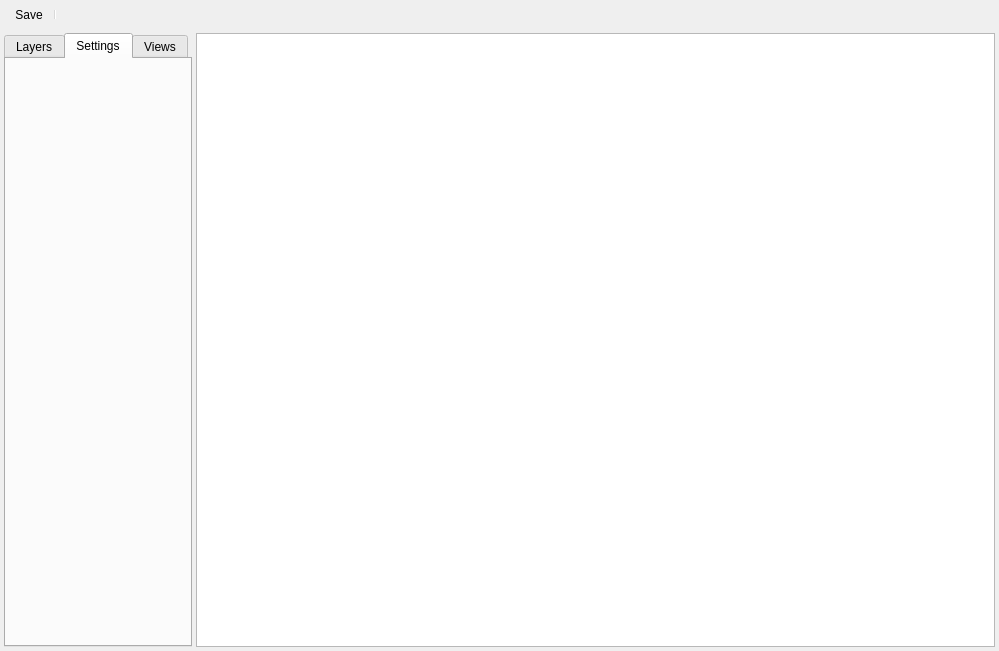
This is Editors/RoomEditor.ui in enigma-dev/RadialGM as Qt 5 draws it before an edit. The edited form follows.
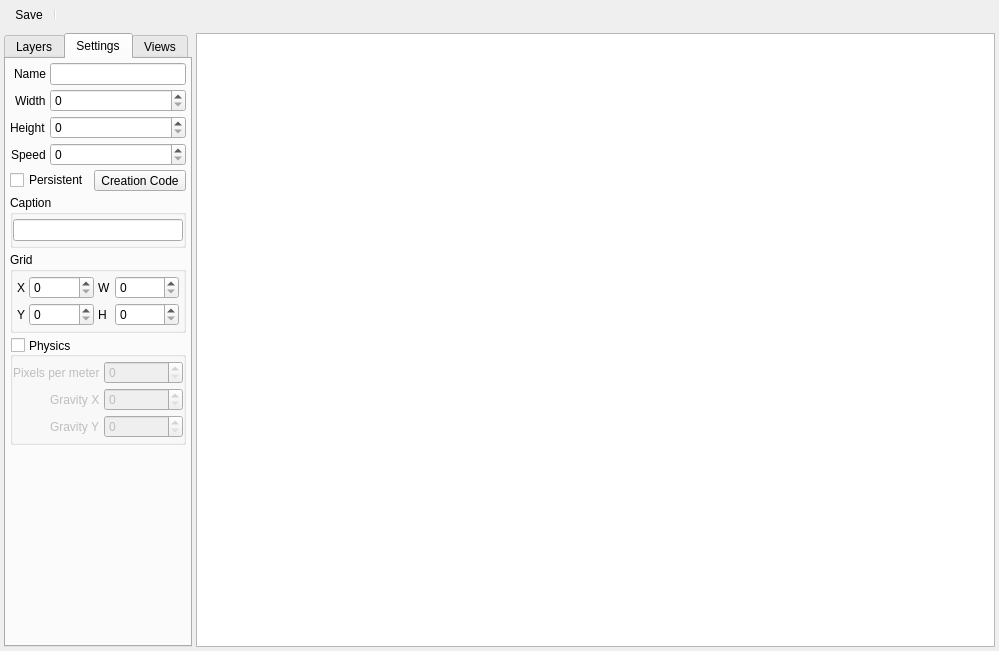
This is the edited form. The open tabs and pages were chosen to show the change. Icons and pictures are not drawn.

Commit message: add settings tab layout

```diff
--- a/Editors/RoomEditor.ui
+++ b/Editors/RoomEditor.ui
@@ -91,6 +91,295 @@
         <attribute name="title">
          <string>Settings</string>
         </attribute>
+        <layout class="QVBoxLayout" name="verticalLayout_4" stretch="0,0,0,0,0,1">
+         <property name="spacing">
+          <number>4</number>
+         </property>
+         <property name="leftMargin">
+          <number>4</number>
+         </property>
+         <property name="topMargin">
+          <number>4</number>
+         </property>
+         <property name="rightMargin">
+          <number>4</number>
+         </property>
+         <property name="bottomMargin">
+          <number>4</number>
+         </property>
+         <item>
+          <layout class="QFormLayout" name="formLayout">
+           <property name="sizeConstraint">
+            <enum>QLayout::SetDefaultConstraint</enum>
+           </property>
+           <property name="fieldGrowthPolicy">
+            <enum>QFormLayout::AllNonFixedFieldsGrow</enum>
+           </property>
+           <property name="labelAlignment">
+            <set>Qt::AlignRight|Qt::AlignTrailing|Qt::AlignVCenter</set>
+           </property>
+           <property name="horizontalSpacing">
+            <number>4</number>
+           </property>
+           <property name="verticalSpacing">
+            <number>4</number>
+           </property>
+           <item row="2" column="0">
+            <widget class="QLabel" name="label_15">
+             <property name="text">
+              <string>Width</string>
+             </property>
+            </widget>
+           </item>
+           <item row="2" column="1">
+            <widget class="QSpinBox" name="spinBox_13"/>
+           </item>
+           <item row="3" column="0">
+            <widget class="QLabel" name="label_17">
+             <property name="text">
+              <string>Height</string>
+             </property>
+            </widget>
+           </item>
+           <item row="3" column="1">
+            <widget class="QSpinBox" name="spinBox_14"/>
+           </item>
+           <item row="4" column="0">
+            <widget class="QLabel" name="label_16">
+             <property name="text">
+              <string>Speed</string>
+             </property>
+            </widget>
+           </item>
+           <item row="4" column="1">
+            <widget class="QSpinBox" name="spinBox_15"/>
+           </item>
+           <item row="1" column="1">
+            <widget class="QLineEdit" name="lineEdit"/>
+           </item>
+           <item row="1" column="0">
+            <widget class="QLabel" name="label_14">
+             <property name="text">
+              <string>Name</string>
+             </property>
+            </widget>
+           </item>
+          </layout>
+         </item>
+         <item>
+          <layout class="QHBoxLayout" name="horizontalLayout_4">
+           <item>
+            <widget class="QCheckBox" name="checkBox_4">
+             <property name="text">
+              <string>Persistent</string>
+             </property>
+            </widget>
+           </item>
+           <item>
+            <widget class="QToolButton" name="toolButton_2">
+             <property name="text">
+              <string>Creation Code</string>
+             </property>
+             <property name="icon">
+              <iconset resource="../images.qrc">
+               <normaloff>:/resources/script.png</normaloff>:/resources/script.png</iconset>
+             </property>
+             <property name="toolButtonStyle">
+              <enum>Qt::ToolButtonTextBesideIcon</enum>
+             </property>
+            </widget>
+           </item>
+          </layout>
+         </item>
+         <item>
+          <widget class="QGroupBox" name="groupBox_4">
+           <property name="sizePolicy">
+            <sizepolicy hsizetype="Preferred" vsizetype="Fixed">
+             <horstretch>0</horstretch>
+             <verstretch>0</verstretch>
+            </sizepolicy>
+           </property>
+           <property name="title">
+            <string>Caption</string>
+           </property>
+           <property name="flat">
+            <bool>true</bool>
+           </property>
+           <layout class="QVBoxLayout" name="verticalLayout_5">
+            <property name="spacing">
+             <number>0</number>
+            </property>
+            <property name="leftMargin">
+             <number>0</number>
+            </property>
+            <property name="topMargin">
+             <number>4</number>
+            </property>
+            <property name="rightMargin">
+             <number>0</number>
+            </property>
+            <property name="bottomMargin">
+             <number>4</number>
+            </property>
+            <item>
+             <widget class="QLineEdit" name="lineEdit_2"/>
+            </item>
+           </layout>
+          </widget>
+         </item>
+         <item>
+          <widget class="QGroupBox" name="groupBox_5">
+           <property name="title">
+            <string>Grid</string>
+           </property>
+           <property name="flat">
+            <bool>true</bool>
+           </property>
+           <layout class="QGridLayout" name="gridLayout_4" columnstretch="0,1,0,1">
+            <property name="leftMargin">
+             <number>4</number>
+            </property>
+            <property name="topMargin">
+             <number>4</number>
+            </property>
+            <property name="rightMargin">
+             <number>4</number>
+            </property>
+            <property name="bottomMargin">
+             <number>4</number>
+            </property>
+            <property name="spacing">
+             <number>4</number>
+            </property>
+            <item row="0" column="2">
+             <widget class="QLabel" name="label_20">
+              <property name="text">
+               <string>W</string>
+              </property>
+             </widget>
+            </item>
+            <item row="0" column="0">
+             <widget class="QLabel" name="label_18">
+              <property name="text">
+               <string>X</string>
+              </property>
+             </widget>
+            </item>
+            <item row="0" column="1">
+             <widget class="QSpinBox" name="spinBox_16"/>
+            </item>
+            <item row="0" column="3">
+             <widget class="QSpinBox" name="spinBox_17"/>
+            </item>
+            <item row="1" column="2">
+             <widget class="QLabel" name="label_21">
+              <property name="text">
+               <string>H</string>
+              </property>
+             </widget>
+            </item>
+            <item row="1" column="0">
+             <widget class="QLabel" name="label_19">
+              <property name="text">
+               <string>Y</string>
+              </property>
+             </widget>
+            </item>
+            <item row="1" column="1">
+             <widget class="QSpinBox" name="spinBox_18"/>
+            </item>
+            <item row="1" column="3">
+             <widget class="QSpinBox" name="spinBox_19"/>
+            </item>
+           </layout>
+          </widget>
+         </item>
+         <item>
+          <widget class="QGroupBox" name="groupBox_6">
+           <property name="title">
+            <string>Physics</string>
+           </property>
+           <property name="alignment">
+            <set>Qt::AlignLeading|Qt::AlignLeft|Qt::AlignVCenter</set>
+           </property>
+           <property name="flat">
+            <bool>true</bool>
+           </property>
+           <property name="checkable">
+            <bool>true</bool>
+           </property>
+           <property name="checked">
+            <bool>false</bool>
+           </property>
+           <layout class="QFormLayout" name="formLayout_2">
+            <property name="labelAlignment">
+             <set>Qt::AlignRight|Qt::AlignTrailing|Qt::AlignVCenter</set>
+            </property>
+            <property name="horizontalSpacing">
+             <number>4</number>
+            </property>
+            <property name="verticalSpacing">
+             <number>4</number>
+            </property>
+            <property name="leftMargin">
+             <number>0</number>
+            </property>
+            <property name="topMargin">
+             <number>4</number>
+            </property>
+            <property name="rightMargin">
+             <number>0</number>
+            </property>
+            <property name="bottomMargin">
+             <number>4</number>
+            </property>
+            <item row="0" column="0">
+             <widget class="QLabel" name="label_22">
+              <property name="text">
+               <string>Pixels per meter</string>
+              </property>
+             </widget>
+            </item>
+            <item row="0" column="1">
+             <widget class="QSpinBox" name="spinBox_22"/>
+            </item>
+            <item row="1" column="0">
+             <widget class="QLabel" name="label_23">
+              <property name="text">
+               <string>Gravity X</string>
+              </property>
+             </widget>
+            </item>
+            <item row="1" column="1">
+             <widget class="QSpinBox" name="spinBox_20"/>
+            </item>
+            <item row="2" column="0">
+             <widget class="QLabel" name="label_24">
+              <property name="text">
+               <string>Gravity Y</string>
+              </property>
+             </widget>
+            </item>
+            <item row="2" column="1">
+             <widget class="QSpinBox" name="spinBox_21"/>
+            </item>
+           </layout>
+          </widget>
+         </item>
+         <item>
+          <spacer name="verticalSpacer_2">
+           <property name="orientation">
+            <enum>Qt::Vertical</enum>
+           </property>
+           <property name="sizeHint" stdset="0">
+            <size>
+             <width>20</width>
+             <height>40</height>
+            </size>
+           </property>
+          </spacer>
+         </item>
+        </layout>
        </widget>
        <widget class="QWidget" name="viewsTab">
         <attribute name="title">
```
Left out of the diff: 6 changed lines with no effect on the pictures.
